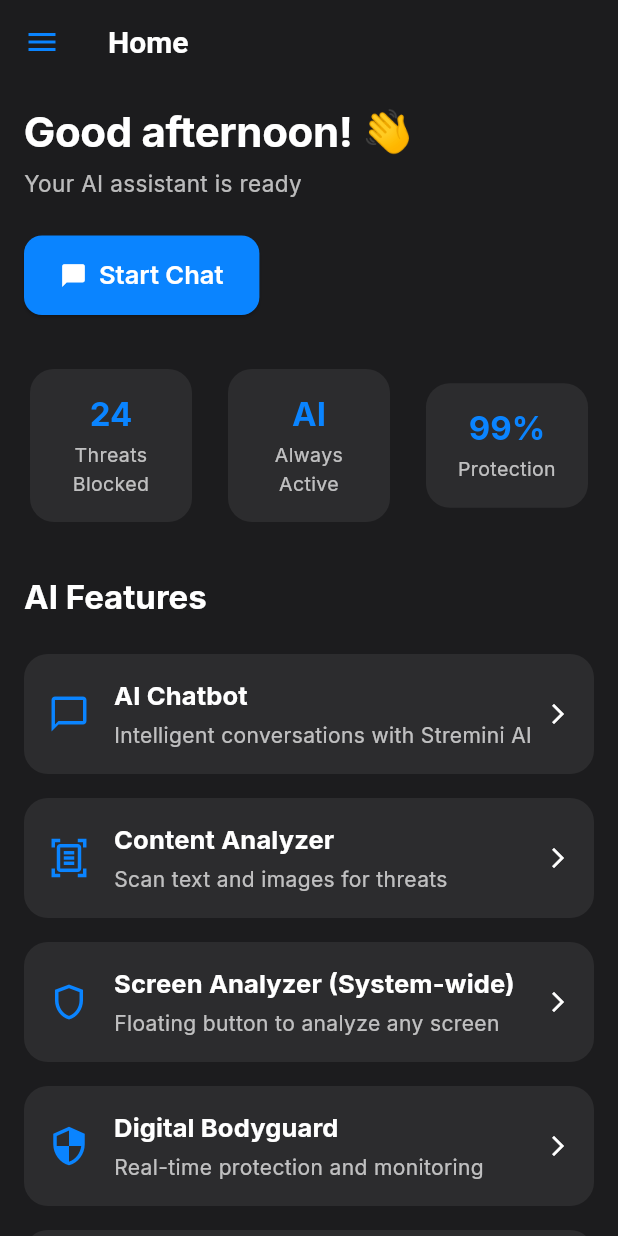
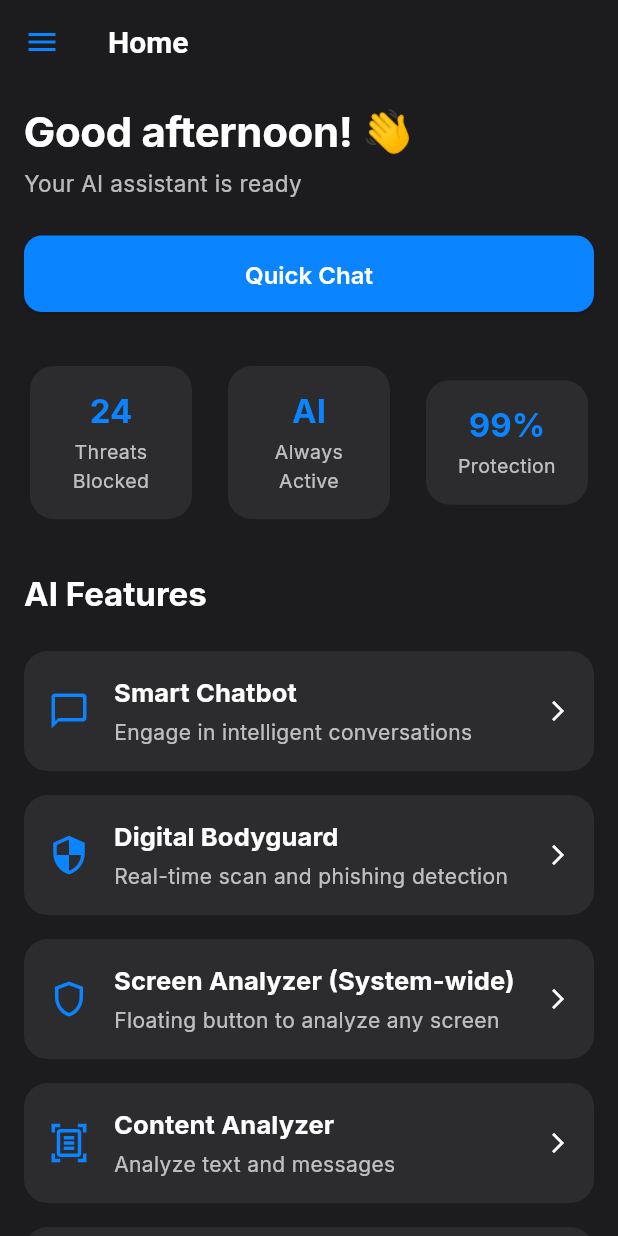
Before and after one commit to streminiai/streminiai, a Flutter app: the screen it shows after launch, on a phone screen of 412 x 824 dp. Run offline on Flutter 3.47's test engine with Material 3 defaults, Android fonts, the phone set to English and light mode, and no system bars; our stand-ins replace google_fonts, image_picker, screenshot; missing offline and left inert: flutter_overlay_window.

Commit message:
Update home_screen.dart

```diff
--- a/lib/screens/home_screen.dart
+++ b/lib/screens/home_screen.dart
@@ -27,20 +27,18 @@ class HomeScreen extends StatelessWidget {
               const SizedBox(height: 8),
               Text('Your AI assistant is ready', style: theme.textTheme.bodyMedium),
               const SizedBox(height: 24),
-              ElevatedButton(
-                onPressed: () {
-                   Navigator.pushNamed(context, AppRouter.chat);
-                },
-                style: ElevatedButton.styleFrom(
-                  padding: const EdgeInsets.symmetric(vertical: 16, horizontal: 24),
-                ),
-                child: Row(
-                  mainAxisSize: MainAxisSize.min,
-                  children: const [
-                    Icon(Icons.chat_bubble),
-                    SizedBox(width: 8),
-                    Text('Start Chat'),
-                  ],
+
+              // Quick Chat Button - THIS IS THE FIX
+              SizedBox(
+                width: double.infinity,
+                child: ElevatedButton(
+                  onPressed: () {
+                    Navigator.pushNamed(context, AppRouter.chat); // Changed from analyzer to chat
+                  },
+                  style: ElevatedButton.styleFrom(
+                    padding: const EdgeInsets.symmetric(vertical: 16),
+                  ),
+                  child: const Text('Quick Chat', style: TextStyle(fontSize: 16)),
                 ),
               ),
               const SizedBox(height: 32),
@@ -60,22 +58,28 @@ class HomeScreen extends StatelessWidget {
               // AI Features Section
               Text('AI Features', style: theme.textTheme.titleLarge),
               const SizedBox(height: 16),
+
+              // Smart Chatbot - Goes to CHAT screen
               FeatureCard(
                 icon: Icons.chat_bubble_outline,
-                title: 'AI Chatbot',
-                subtitle: 'Intelligent conversations with Stremini AI',
+                title: 'Smart Chatbot',
+                subtitle: 'Engage in intelligent conversations',
                 onTap: () {
-                   Navigator.pushNamed(context, AppRouter.chat);
+                  Navigator.pushNamed(context, AppRouter.chat); // CHAT, not analyzer
                 },
               ),
+
+              // Digital Bodyguard
               FeatureCard(
-                icon: Icons.document_scanner_outlined,
-                title: 'Content Analyzer',
-                subtitle: 'Scan text and images for threats',
+                icon: Icons.security_outlined,
+                title: 'Digital Bodyguard',
+                subtitle: 'Real-time scan and phishing detection',
                 onTap: () {
-                  Navigator.pushNamed(context, AppRouter.analyzer);
+                  Navigator.pushNamed(context, AppRouter.bodyguard);
                 },
               ),
+
+              // Screen Analyzer
               FeatureCard(
                 icon: Icons.shield_outlined,
                 title: 'Screen Analyzer (System-wide)',
@@ -84,22 +88,18 @@ class HomeScreen extends StatelessWidget {
                   Navigator.pushNamed(context, AppRouter.systemOverlay);
                 },
               ),
+
+              // Content Analyzer - Goes to ANALYZER screen
               FeatureCard(
-                icon: Icons.security_outlined,
-                title: 'Digital Bodyguard',
-                subtitle: 'Real-time protection and monitoring',
+                icon: Icons.document_scanner_outlined,
+                title: 'Content Analyzer',
+                subtitle: 'Analyze text and messages',
                 onTap: () {
-                  Navigator.pushNamed(context, AppRouter.bodyguard);
+                  Navigator.pushNamed(context, AppRouter.analyzer); // This goes to analyzer
                 },
               ),
-              FeatureCard(
-                icon: Icons.keyboard_alt_outlined,
-                title: 'Custom Keyboard',
-                subtitle: 'AI-powered typing assistance',
-                onTap: () {
-                  Navigator.pushNamed(context, AppRouter.keyboard);
-                },
-              ),
+
+              // Auto Task
               FeatureCard(
                 icon: Icons.task_alt_outlined,
                 title: 'Auto Task',
```
